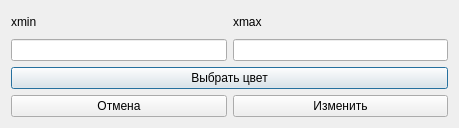
Old version of the form src/ui/edit_mark_dialog.ui in the repository LeonidDubrovin/h5_visualizer.
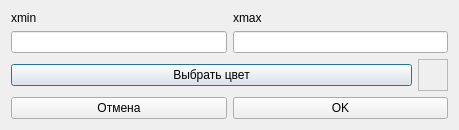
New version of the form.

```diff
--- a/src/ui/edit_mark_dialog.ui
+++ b/src/ui/edit_mark_dialog.ui
@@ -7,7 +7,7 @@
     <x>0</x>
     <y>0</y>
     <width>459</width>
-    <height>128</height>
+    <height>130</height>
    </rect>
   </property>
   <property name="windowTitle">
@@ -26,7 +26,7 @@
         </widget>
        </item>
        <item>
-        <widget class="QLineEdit" name="txtXmax"/>
+        <widget class="QLineEdit" name="txtXmin"/>
        </item>
       </layout>
      </item>
@@ -40,12 +40,14 @@
         </widget>
        </item>
        <item>
-        <widget class="QLineEdit" name="txtXmin"/>
+        <widget class="QLineEdit" name="txtXmax"/>
        </item>
       </layout>
      </item>
     </layout>
    </item>
+   <item>
+    <layout class="QHBoxLayout" name="horizontalLayout_3">
    <item>
     <widget class="QPushButton" name="btnColorPick">
      <property name="text">
@@ -54,6 +56,30 @@
     </widget>
    </item>
    <item>
+      <widget class="QFrame" name="frameColor">
+       <property name="minimumSize">
+        <size>
+         <width>30</width>
+         <height>0</height>
+        </size>
+       </property>
+       <property name="maximumSize">
+        <size>
+         <width>30</width>
+         <height>16777215</height>
+        </size>
+       </property>
+       <property name="frameShape">
+        <enum>QFrame::StyledPanel</enum>
+       </property>
+       <property name="frameShadow">
+        <enum>QFrame::Raised</enum>
+       </property>
+      </widget>
+     </item>
+    </layout>
+   </item>
+   <item>
     <layout class="QHBoxLayout" name="horizontalLayout">
      <item>
       <widget class="QPushButton" name="btnCancel">
@@ -65,7 +91,7 @@
      <item>
       <widget class="QPushButton" name="btnEdit">
        <property name="text">
-        <string>Изменить</string>
+        <string>OK</string>
        </property>
       </widget>
      </item>
```
Left out of the diff: 2 changed lines with no effect on the pictures. Lines whose indentation alone changed are shown as unchanged.
